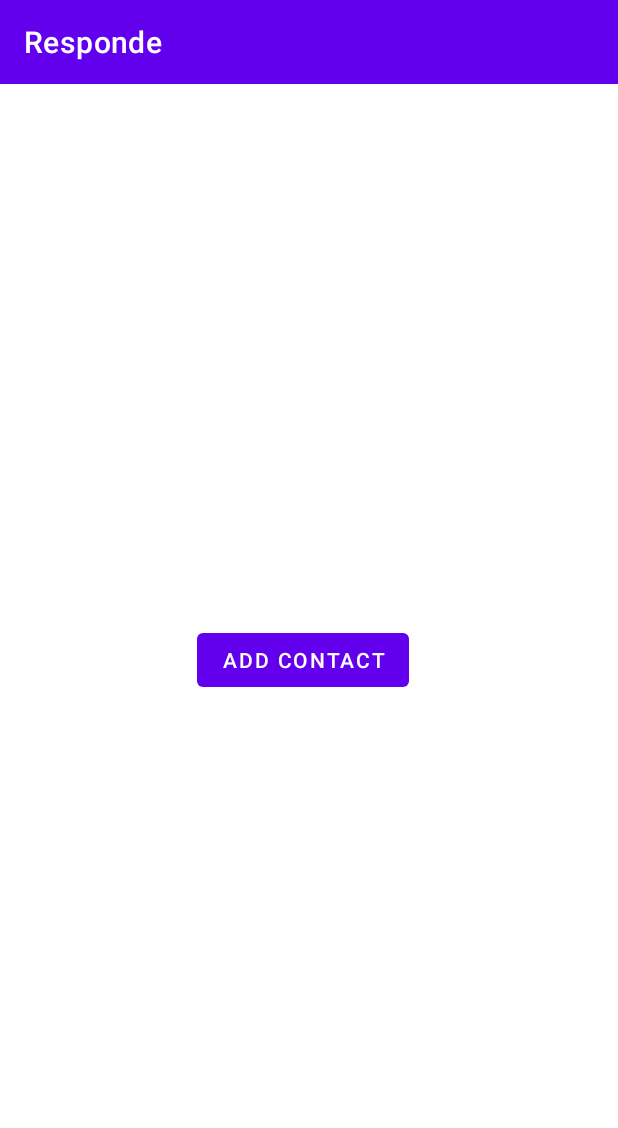
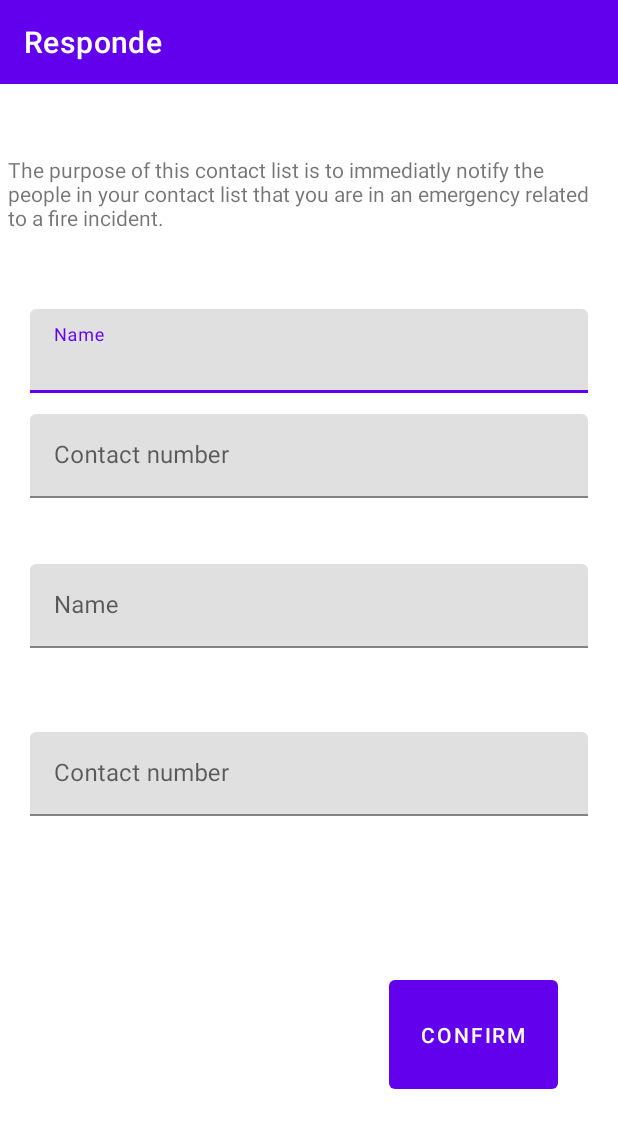
Before and after one commit to JasonDublin09/RespondeMobileApp, an Android app: the welcomecontactintro screen opened directly, with no data from a screen before it, on a phone screen of 412 x 824 dp. Shown: the top 1128 px of the screen. Run offline under Robolectric (Android 15) with nearby library versions, the phone set to English and light mode, and no system bars.

Commit message:
updated (fixed welcome profile, updated ui for pubmat) 09/24/2021

```diff
--- a/app/src/main/AndroidManifest.xml
+++ b/app/src/main/AndroidManifest.xml
@@ -14,6 +14,9 @@
         android:roundIcon="@mipmap/ic_launcher_round"
         android:supportsRtl="true"
         android:theme="@style/Theme.Responde">
+        <activity
+            android:name=".TermsandAgreement"
+            android:exported="true" />
         <activity
             android:name=".During_UI"
             android:exported="true" />
--- a/app/src/main/java/com/example/responde/Profile.java
+++ b/app/src/main/java/com/example/responde/Profile.java
@@ -79,10 +79,6 @@
 
         button1.setOnClickListener(this);
         button2.setOnClickListener(this);
-
-
-
-
 
         //Initialize and assign variables
         BottomNavigationView bottomNavigationView = findViewById(R.id.bottomnavigation);
--- a/app/src/main/java/com/example/responde/welcomecontactintro.java
+++ b/app/src/main/java/com/example/responde/welcomecontactintro.java
@@ -8,23 +8,23 @@
 import android.view.View;
 import android.widget.Button;
 
+import com.google.android.material.textfield.TextInputLayout;
+
 public class welcomecontactintro extends AppCompatActivity {
 
     float x1, x2, y1, y2;
-    Button addcontact_btn;
+    TextInputLayout name1, name2, contact1, contact2;
+    Button contactbtn;
     @Override
     protected void onCreate(Bundle savedInstanceState) {
         super.onCreate(savedInstanceState);
         setContentView(R.layout.activity_welcomecontactintro);
 
-        addcontact_btn = (Button) findViewById(R.id.welcomeaddcontact_btn);
-
-        addcontact_btn.setOnClickListener(new View.OnClickListener() {
-            @Override
-            public void onClick(View view) {
-                openwelcomecontact();
-            }
-        });
+        contactbtn = findViewById(R.id.contactBtn);
+        name1 = findViewById(R.id.name_1);
+        contact1 = findViewById(R.id.contact_1);
+        name2 = findViewById(R.id.name_2);
+        contact2 = findViewById(R.id.contact_2);
 
     }
     public boolean onTouchEvent(android.view.MotionEvent touchEvent){
@@ -50,9 +50,4 @@
         return false;
     }
 
-    public void openwelcomecontact(){
-        Intent intent = new Intent(this, welcomeaddcontact.class);
-        startActivity(intent);
-    }
-
 }
--- a/app/src/main/res/layout/activity_welcomecontactintro.xml
+++ b/app/src/main/res/layout/activity_welcomecontactintro.xml
@@ -7,17 +7,94 @@
     android:layout_height="match_parent"
     tools:context=".welcomecontactintro">
 
+    <com.google.android.material.textfield.TextInputLayout
+        android:id="@+id/name_1"
+        android:layout_width="match_parent"
+        android:layout_height="wrap_content"
+        android:layout_marginTop="150dp">
+
+        <com.google.android.material.textfield.TextInputEditText
+            android:layout_width="match_parent"
+            android:layout_height="wrap_content"
+            android:layout_gravity="center_horizontal"
+            android:layout_marginLeft="20dp"
+            android:layout_marginRight="20dp"
+            android:hint="Name" />
+    </com.google.android.material.textfield.TextInputLayout>
+
+    <com.google.android.material.textfield.TextInputLayout
+        android:id="@+id/contact_1"
+        android:layout_width="match_parent"
+        android:layout_height="wrap_content"
+        android:layout_marginTop="220dp">
+
+        <com.google.android.material.textfield.TextInputEditText
+            android:layout_width="match_parent"
+            android:layout_height="wrap_content"
+            android:layout_marginLeft="20dp"
+            android:layout_marginRight="20dp"
+            android:hint="Contact number" />
+    </com.google.android.material.textfield.TextInputLayout>
+
+    <com.google.android.material.textfield.TextInputLayout
+        android:id="@+id/name_2"
+        android:layout_width="match_parent"
+        android:layout_height="wrap_content"
+        android:layout_alignParentTop="true"
+        android:layout_centerHorizontal="true"
+        android:layout_marginTop="320dp">
+
+        <com.google.android.material.textfield.TextInputEditText
+            android:layout_width="match_parent"
+            android:layout_height="wrap_content"
+            android:layout_gravity="center_horizontal"
+            android:layout_marginLeft="20dp"
+            android:layout_marginRight="20dp"
+            android:hint="Name" />
+    </com.google.android.material.textfield.TextInputLayout>
+
+    <com.google.android.material.textfield.TextInputLayout
+        android:id="@+id/contact_2"
+        android:layout_width="match_parent"
+        android:layout_height="wrap_content"
+        android:layout_alignParentBottom="true"
+        android:layout_centerHorizontal="true"
+        android:layout_marginBottom="280dp">
+
+        <com.google.android.material.textfield.TextInputEditText
+            android:layout_width="match_parent"
+            android:layout_height="wrap_content"
+            android:layout_gravity="center_horizontal"
+            android:layout_marginLeft="20dp"
+            android:layout_marginRight="20dp"
+            android:hint="Contact number" />
+    </com.google.android.material.textfield.TextInputLayout>
+
+    <TextView
+        android:id="@+id/textView4"
+        android:layout_width="393dp"
+        android:layout_height="wrap_content"
+        android:layout_alignParentStart="true"
+        android:layout_alignParentTop="true"
+        android:layout_alignParentBottom="true"
+        android:layout_centerHorizontal="true"
+        android:layout_gravity="center_horizontal"
+        android:layout_marginStart="5dp"
+        android:layout_marginTop="47dp"
+        android:layout_marginBottom="632dp"
+        android:text="The purpose of this contact list is to immediatly notify the people in your contact list that you are in an emergency related to a fire incident." />
 
     <Button
-        android:id="@+id/welcomeaddcontact_btn"
-        android:layout_width="wrap_content"
+        android:id="@+id/contactBtn"
+        android:layout_width="113dp"
         android:layout_height="wrap_content"
-        android:layout_below="@+id/contacttextview"
         android:layout_alignParentStart="true"
+        android:layout_alignParentTop="true"
         android:layout_alignParentEnd="true"
-        android:layout_centerInParent="true"
-        android:layout_marginStart="131dp"
-        android:layout_marginEnd="139dp"
-        android:text="Add contact" />
-
+        android:layout_alignParentBottom="true"
+        android:layout_marginStart="259dp"
+        android:layout_marginTop="591dp"
+        android:layout_marginEnd="40dp"
+        android:layout_marginBottom="92dp"
+        android:text="Confirm" />
 </RelativeLayout>
```
Also changed, not shown: app/src/main/java/com/example/responde/TermsandAgreement.java (added, +14 -0 lines), app/src/main/java/com/example/responde/welcome_profile.java (+22 -8 lines), app/src/main/java/com/example/responde/welcomeaddcontact.java (deleted, +0 -48 lines), app/src/main/java/com/example/responde/welcomereviewcontactlist.java (deleted, +0 -59 lines), app/src/main/res/layout/activity_termsand_agreement.xml (added, +43 -0 lines), app/src/main/res/layout/activity_welcome_profile.xml (+29 -0 lines), app/src/main/res/layout/activity_welcomeaddcontact.xml (deleted, +0 -73 lines), app/src/main/res/layout/activity_welcomereviewcontactlist.xml (deleted, +0 -21 lines).
